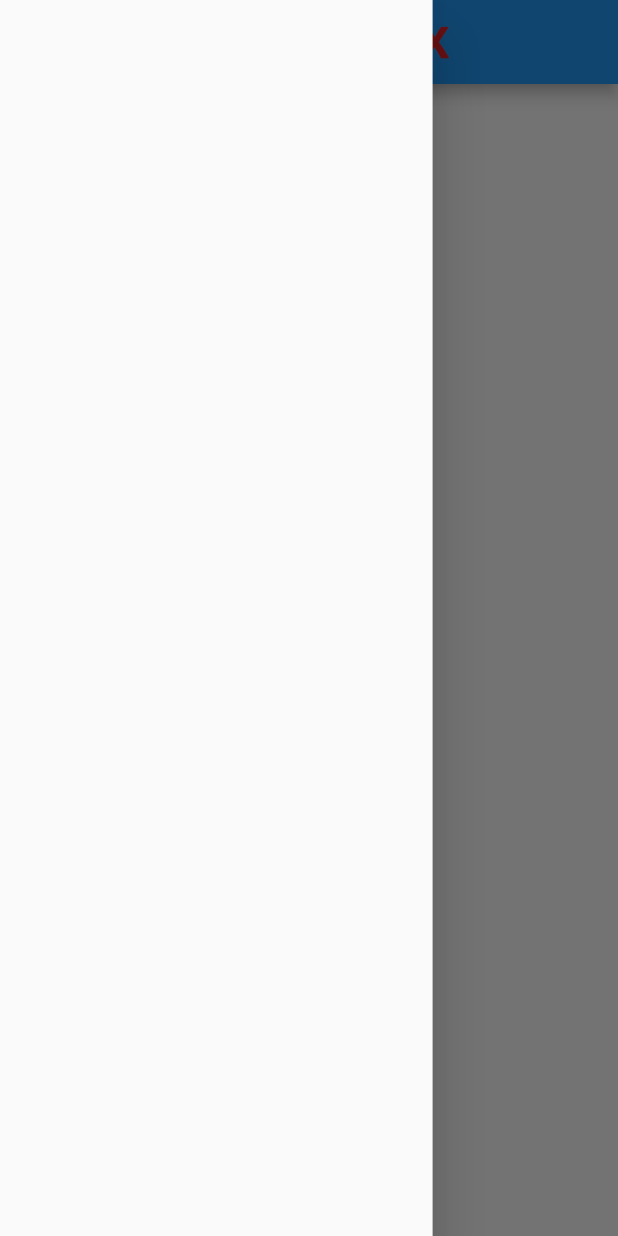
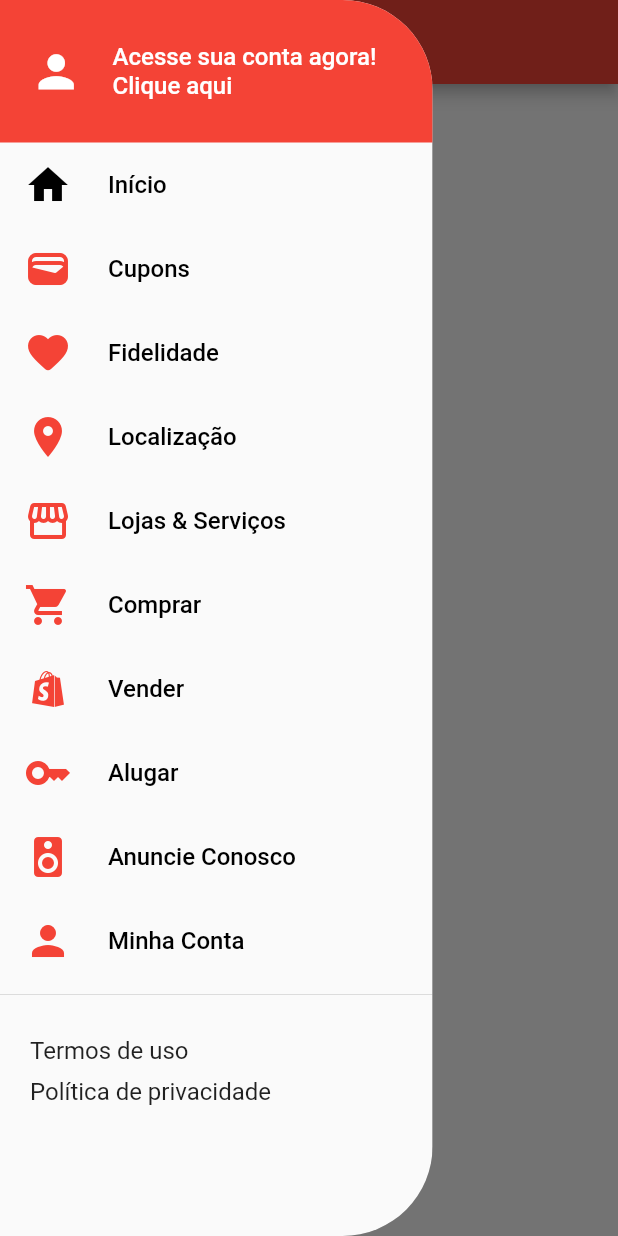
Before and after one commit to oliveiradg/GuiaPGX, a Flutter app: the screen it shows after launch, with the side drawer open, on a phone screen of 412 x 824 dp. Run offline on Flutter 3.47's test engine with Material 2 defaults, Android fonts, the phone set to English and light mode, and no system bars.

Commit message:
[DIA 46] feat: Customizando o Drawer

```diff
--- a/lib/app/views/home_page_view.dart
+++ b/lib/app/views/home_page_view.dart
@@ -1,5 +1,5 @@
 import 'package:flutter/material.dart';
-import 'package:guia_pgx/components/custom_drawer.dart';
+import 'package:guia_pgx/components/custom_drawer/custom_drawer.dart';
 
 class HomePageView extends StatelessWidget {
   const HomePageView({Key? key}) : super(key: key);
@@ -8,73 +8,27 @@ class HomePageView extends StatelessWidget {
   Widget build(BuildContext context) {
     return Scaffold(
      drawer: const CustomDrawer(),
-      //drawer
-      // drawer: Drawer(
-      //   child: ListView(
-      //     children: <Widget>[
-      //       const UserAccountsDrawerHeader(
-      //         accountName: Text(
-      //           "Joao Oliveira",
-      //           style: TextStyle(
-      //             fontSize: 20,
-      //           ),
-      //         ),
-      //         accountEmail: Text(
-      //           "joao@devflutter.com",
-      //           style: TextStyle(
-      //             fontSize: 16,
-      //           ),
-      //         ),
-      //         currentAccountPicture: CircleAvatar(
-      //           radius: 30.0,
-      //           backgroundImage: NetworkImage(
-      //               'https://avatars.githubusercontent.com/u/65923951?s=96&v=4'),
-      //           backgroundColor: Colors.transparent,
-      //         ),
-      //       ),
-      //       ListTile(
-      //           leading: const Icon(
-      //             Icons.star,
-      //             color: Colors.red,
-      //           ),
-      //           title: const Text("Favoritos"),
-      //           subtitle: const Text("meus favoritos..."),
-      //           trailing: const Icon(
-      //             Icons.arrow_forward,
-      //             color: Colors.red,
-      //           ),
-      //           onTap: () {
-      //             debugPrint('toquei no drawer');
-      //           }),
-      //       ListTile(
-      //           leading: const Icon(
-      //             Icons.account_circle,
-      //             color: Colors.red,
-      //           ),
-      //           title: const Text("Perfil"),
-      //           subtitle: const Text("Perfil do usuário..."),
-      //           trailing: const Icon(
-      //             Icons.arrow_forward,
-      //             color: Colors.red,
-      //           ),
-      //           onTap: () {
-      //             Navigator.pop(context);
-      //           })
-      //     ],
-      //   ),
-      // ),
+
 
       //appBar
 
       appBar: AppBar(
-        centerTitle: true,
+          title: Row(
+              mainAxisAlignment: MainAxisAlignment.start,
+              crossAxisAlignment: CrossAxisAlignment.center,
 
-        title: Image.asset(
-          "assets/images/logo pgx.png",
-          fit: BoxFit.contain,
-          height: 36,
-        ),
-      ),
+              children: [
+                const  Icon(Icons.location_on, color: Colors.white, size: 32,) ,
+              Container(
+                  padding: const EdgeInsets.all(8.0), child: const Text('Guia PGX', style: TextStyle(
+                  fontSize: 28,
+                  fontWeight: FontWeight.bold
+                  )),),
+            ],
+
+          ),
+  ),
+
 
       //body
 
--- a/lib/components/custom_drawer.dart
+++ /dev/null
@@ -1,13 +0,0 @@
-import 'package:flutter/material.dart';
-
-class CustomDrawer extends StatelessWidget {
-  const CustomDrawer({Key? key}) : super(key: key);
-
-  @override
-  Widget build(BuildContext context) {
-    return  SizedBox(
-      width: MediaQuery.of(context).size.width * 0.7,
-      child: const Drawer(),
-    );
-  }
-}
--- /dev/null
+++ b/lib/components/custom_drawer/custom_drawer.dart
@@ -0,0 +1,27 @@
+import 'package:flutter/material.dart';
+import 'package:guia_pgx/components/custom_drawer/custom_drawer_header.dart';
+import 'package:guia_pgx/components/custom_drawer/pages/page_section.dart';
+
+class CustomDrawer extends StatelessWidget {
+  const CustomDrawer({Key? key}) : super(key: key);
+
+  @override
+  Widget build(BuildContext context) {
+    return  ClipRRect(
+      borderRadius: const BorderRadius.horizontal(
+        right: Radius.circular(60),
+      ),
+      child: SizedBox(
+        width: MediaQuery.of(context).size.width * 0.7,
+        child:  Drawer(
+          child: ListView(
+            children: const [
+              CustomDrawerHeader(),
+              PageSection(),
+            ],
+          ),
+        ),
+      ),
+    );
+  }
+}
--- /dev/null
+++ b/lib/components/custom_drawer/custom_drawer_header.dart
@@ -0,0 +1,46 @@
+import 'package:flutter/material.dart';
+
+class CustomDrawerHeader extends StatelessWidget {
+
+  const CustomDrawerHeader({ Key? key }) : super(key: key);
+
+   @override
+   Widget build(BuildContext context) {
+       return Container(
+        color: Colors.red,
+        height: 95,
+        padding: const EdgeInsets.symmetric(horizontal: 20),
+         child: Row(
+          children: [
+           const  Icon(Icons.person, color: Colors.white, size: 35,),
+            const   SizedBox(width: 20,),
+            Expanded(
+              child: Column(
+                mainAxisAlignment: MainAxisAlignment.center,
+                crossAxisAlignment: CrossAxisAlignment.start,
+
+                children: const [
+                  Text(
+                    'Acesse sua conta agora!',
+                    style: TextStyle(
+                      color: Colors.white,
+                      fontSize: 16,
+                      fontWeight: FontWeight.w500,
+                    ),
+                  ),
+                  Text(
+                    'Clique aqui',
+                    style: TextStyle(
+                      color: Colors.white,
+                      fontSize: 16,
+                      fontWeight: FontWeight.w500,
+                    ),
+                  ),
+                ],
+              ),
+            ),
+          ],
+         ),
+       );
+  }
+}
--- /dev/null
+++ b/lib/components/custom_drawer/pages/page_section.dart
@@ -0,0 +1,106 @@
+import 'package:flutter/material.dart';
+import 'package:guia_pgx/components/page_tile.dart';
+
+class PageSection extends StatelessWidget {
+  const PageSection({Key? key}) : super(key: key);
+
+  @override
+  Widget build(BuildContext context) {
+    return Column(
+      crossAxisAlignment: CrossAxisAlignment.start,
+      children: [
+        PageTile(
+          iconData: Icons.home,
+          label: 'Início',
+          onTap: () {},
+          highLighted: true,
+        ),
+        PageTile(
+          iconData: Icons.wallet,
+          label: 'Cupons',
+          onTap: () {},
+          highLighted: false,
+        ),
+        PageTile(
+          iconData: Icons.favorite_rounded,
+          label: 'Fidelidade',
+          onTap: () {},
+          highLighted: false,
+        ),
+        PageTile(
+          iconData: Icons.location_on,
+          label: 'Localização',
+          onTap: () {},
+          highLighted: false,
+        ),
+        PageTile(
+          iconData: Icons.storefront,
+          label: 'Lojas & Serviços',
+          onTap: () {},
+          highLighted: false,
+        ),
+        PageTile(
+          iconData: Icons.shopping_cart,
+          label: 'Comprar',
+          onTap: () {},
+          highLighted: false,
+        ),
+        PageTile(
+          iconData: Icons.shopify,
+          label: 'Vender',
+          onTap: () {},
+          highLighted: false,
+        ),
+        PageTile(
+          iconData: Icons.key,
+          label: 'Alugar',
+          onTap: () {},
+          highLighted: false,
+        ),
+        PageTile(
+          iconData: Icons.speaker,
+          label: 'Anuncie Conosco',
+          onTap: () {},
+          highLighted: false,
+        ),
+        PageTile(
+          iconData: Icons.person,
+          label: 'Minha Conta',
+          onTap: () {},
+          highLighted: false,
+        ),
+        const Divider(),
+
+        Padding(
+          padding: const EdgeInsets.all(20.0),
+          child: Column(
+            crossAxisAlignment: CrossAxisAlignment.start,
+            children: const [
+
+          Text(
+            'Termos de uso',
+            style: TextStyle(
+              fontSize: 16,
+            ),
+          ),
+        SizedBox(height: 8,),
+          Text(
+            'Política de privacidade',
+            style: TextStyle(
+              fontSize: 16,
+            ),
+          ),
+
+            ],
+
+          ),
+        ),
+
+
+
+
+
+      ],
+    );
+  }
+}
--- /dev/null
+++ b/lib/components/page_tile.dart
@@ -0,0 +1,33 @@
+// ignore_for_file: public_member_api_docs, sort_constructors_first
+import 'package:flutter/material.dart';
+
+class PageTile extends StatelessWidget {
+  const PageTile({
+    Key? key,
+    required this.label,
+    required this.iconData,
+    required this.onTap,
+    required this.highLighted,
+  }) : super(key: key);
+
+  final String label;
+  final IconData iconData;
+  final VoidCallback onTap;
+  final bool highLighted;
+
+  @override
+  Widget build(BuildContext context) {
+    return ListTile(
+      title: Text(
+        label,
+        style: const TextStyle(
+          color: Colors.black,
+          fontSize: 16,
+        ),
+      ),
+      leading: Icon(iconData, color: highLighted ? Colors.black : Colors.red, size: 32),
+      onTap: onTap,
+      selected: highLighted,
+    );
+  }
+}
--- a/lib/main.dart
+++ b/lib/main.dart
@@ -13,7 +13,9 @@ class MyApp extends StatelessWidget {
   Widget build(BuildContext context) {
     return MaterialApp(
         title: 'Guia Comercial PGX',
-
+        theme: ThemeData(
+          primarySwatch: Colors.red,
+        ),
         home:  BaseView());
   }
 }
```
